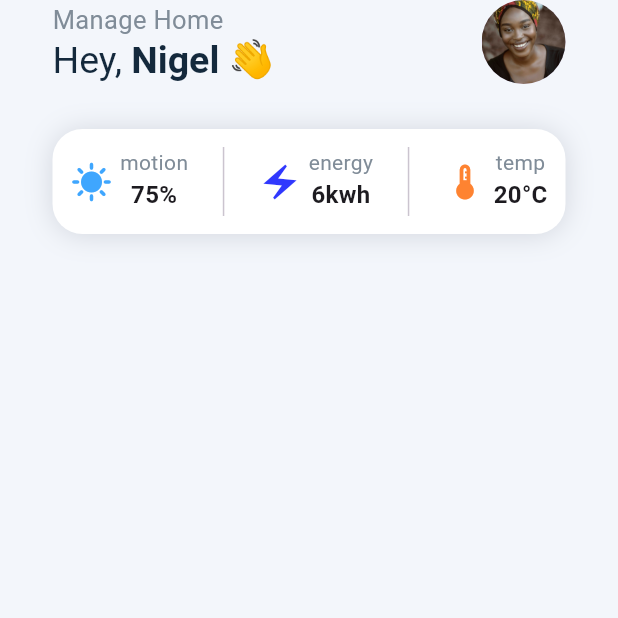
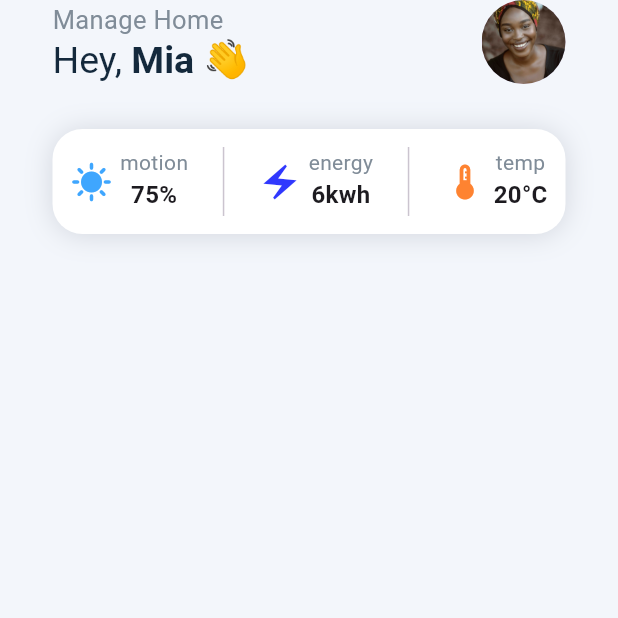
Before and after one commit to xulerxyz/Smart-Home-UI, a Flutter app: the screen it shows after launch, on a phone screen of 412 x 824 dp, the top half of it. Run offline on Flutter 3.47's test engine with Material 3 defaults, Android fonts, the phone set to English and light mode, and no system bars.

Commit message:
changed name

```diff
--- a/lib/screens/widgets/custom_app_bar.dart
+++ b/lib/screens/widgets/custom_app_bar.dart
@@ -26,7 +26,7 @@ class CustomAppBar extends StatelessWidget {
                   style: TextStyle(color: Color(0xFF14293C), fontSize: 25),
                   children: [
                     TextSpan(
-                        text: 'Nigel 👋',
+                        text: 'Mia 👋',
                         style: TextStyle(
                             fontWeight: FontWeight.bold,
                             color: Color(0xFF14293C),
```
